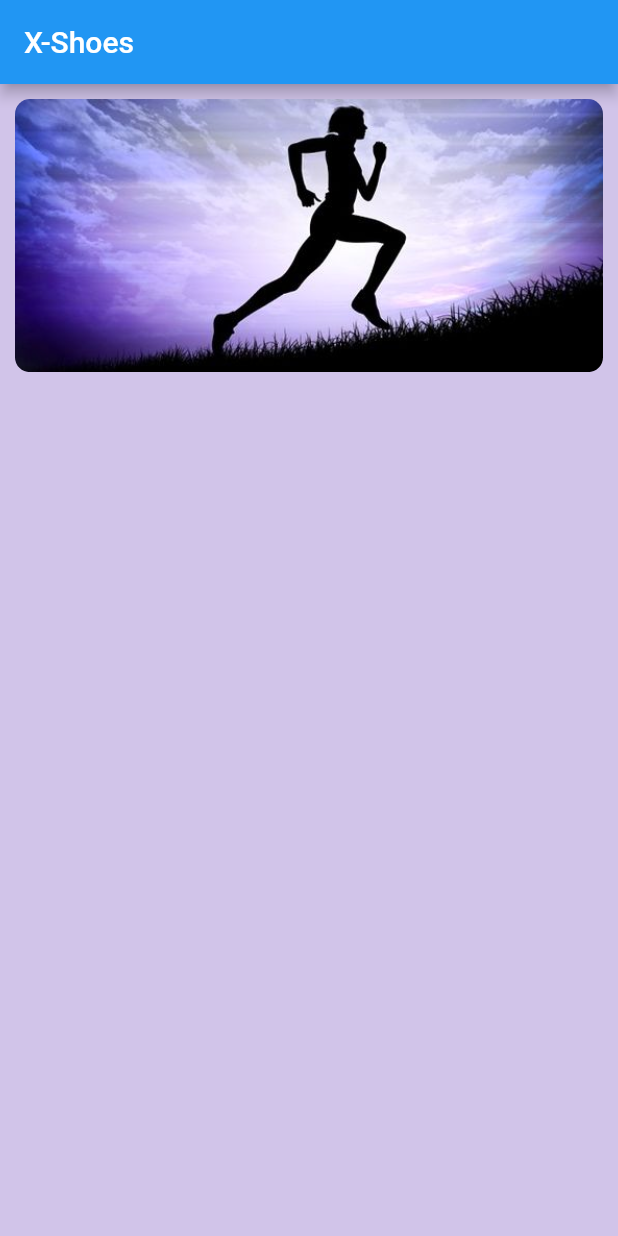
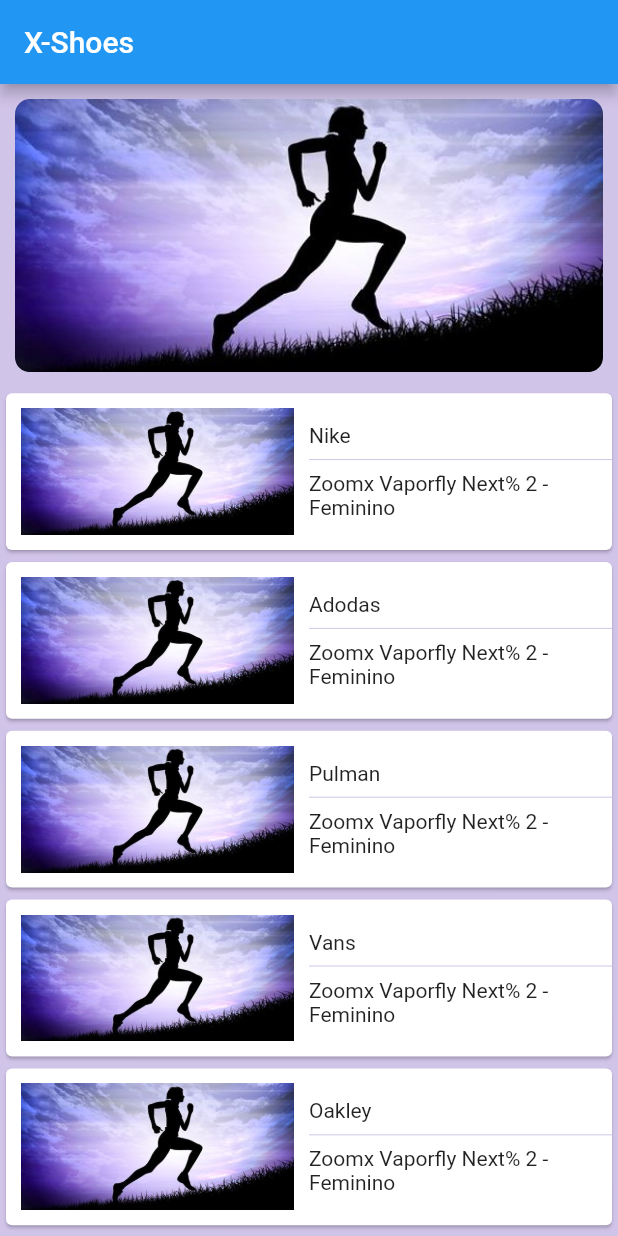
Before and after one commit to Julio-JC/app_de_venda_de_tenis, a Flutter app: the screen it shows after launch, on a phone screen of 412 x 824 dp. Run offline on Flutter 3.47's test engine with Material 2 defaults, Android fonts, the phone set to English and light mode, and no system bars.

Commit message:
Incluido cards, Expanded, SingleChildScrollView e criado uma classe para o Cad

```diff
--- /dev/null
+++ b/lib/card_item.dart
@@ -0,0 +1,52 @@
+import 'package:flutter/material.dart';
+import 'package:flutter/src/foundation/key.dart';
+import 'package:flutter/src/widgets/framework.dart';
+
+class CardItem extends StatelessWidget {
+  String marca;
+  String nome;
+  double? valor = 0.0;
+  String? imagem = '';
+
+  CardItem({
+    required this.marca,
+    required this.nome,
+    this.valor,
+    this.imagem,
+  });
+
+  @override
+  Widget build(BuildContext context) {
+    return Card(
+      child: Expanded(
+        child: Row(
+          children: [
+            Expanded(
+              child: Padding(
+                padding: EdgeInsets.all(10),
+                child: Container(
+                  child: Image.asset(imagem!),
+                ),
+              ),
+            ),
+            Expanded(
+              child: Column(
+                crossAxisAlignment: CrossAxisAlignment.start,
+                children: [
+                  Text(marca),
+                  SizedBox(
+                    width: 400,
+                    child: Divider(
+                      color: Colors.deepPurple[100],
+                    ),
+                  ),
+                  Text(nome),
+                ],
+              ),
+            )
+          ],
+        ),
+      ),
+    );
+  }
+}
--- a/lib/details_page.dart
+++ b/lib/details_page.dart
@@ -0,0 +1,14 @@
+import 'package:flutter/material.dart';
+import 'package:flutter/src/foundation/key.dart';
+import 'package:flutter/src/widgets/framework.dart';
+
+class Details extends StatelessWidget {
+  const Details({Key? key}) : super(key: key);
+
+  @override
+  Widget build(BuildContext context) {
+    return Material(
+      child: Column(children: []),
+    );
+  }
+}
--- a/lib/home_page.dart
+++ b/lib/home_page.dart
@@ -1,4 +1,6 @@
+import 'package:app_venda_de_tenis/card_item.dart';
 import 'package:flutter/material.dart';
+import 'card_item.dart';
 
 class HomePage extends StatefulWidget {
   const HomePage({Key? key}) : super(key: key);
@@ -10,6 +12,7 @@ class HomePage extends StatefulWidget {
 class _HomePageState extends State<HomePage> {
   @override
   Widget build(BuildContext context) {
+    SafeArea bodyPage;
     return SafeArea(
       child: Scaffold(
         backgroundColor: Colors.deepPurple[100],
@@ -28,13 +31,49 @@ class _HomePageState extends State<HomePage> {
                       child: Image.asset('imagens/imagem_correr.jpg'),
                     ),
                   ),
-                  Text(''),
                 ],
               ),
             ),
-            Container(
-              child: Column(
-                children: [],
+            Expanded(
+              child: Container(
+                child: bodyPage = SafeArea(
+                  child: SingleChildScrollView(
+                    child: Column(
+                      children: [
+                        CardItem(
+                          imagem: 'imagens/imagem_correr.jpg',
+                          marca: 'Nike',
+                          nome: 'Zoomx Vaporfly Next% 2 - Feminino',
+                        ),
+                        CardItem(
+                          imagem: 'imagens/imagem_correr.jpg',
+                          marca: 'Adodas',
+                          nome: 'Zoomx Vaporfly Next% 2 - Feminino',
+                        ),
+                        CardItem(
+                          imagem: 'imagens/imagem_correr.jpg',
+                          marca: 'Pulman',
+                          nome: 'Zoomx Vaporfly Next% 2 - Feminino',
+                        ),
+                        CardItem(
+                          imagem: 'imagens/imagem_correr.jpg',
+                          marca: 'Vans',
+                          nome: 'Zoomx Vaporfly Next% 2 - Feminino',
+                        ),
+                        CardItem(
+                          imagem: 'imagens/imagem_correr.jpg',
+                          marca: 'Oakley',
+                          nome: 'Zoomx Vaporfly Next% 2 - Feminino',
+                        ),
+                        CardItem(
+                          imagem: 'imagens/imagem_correr.jpg',
+                          marca: 'Fila',
+                          nome: 'Zoomx Vaporfly Next% 2 - Feminino',
+                        ),
+                      ],
+                    ),
+                  ),
+                ),
               ),
             ),
           ],
--- a/pubspec.yaml
+++ b/pubspec.yaml
@@ -59,8 +59,8 @@ flutter:
 
   # To add assets to your application, add an assets section, like this:
   assets:
-      - imagens/imagem_correr.jpg
-  #   - images/a_dot_ham.jpeg
+    - imagens/
+    - imagens/correr.jpg
 
   # An image asset can refer to one or more resolution-specific "variants", see
   # https://flutter.dev/assets-and-images/#resolution-aware
```
